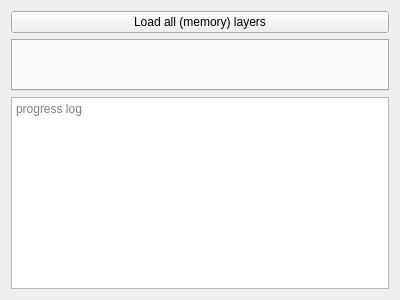
First picture: the form in qgisplugin/anncsu_manager/resources/ui/wizard_evaluate_geocode_page.ui, repository anncsu-open/anncsu-manager, before the edit.
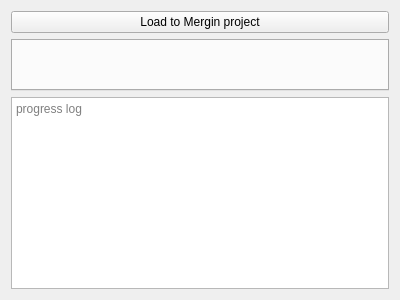
Second picture: the form after the edit.

Patch:
```diff
--- a/qgisplugin/anncsu_manager/resources/ui/wizard_evaluate_geocode_page.ui
+++ b/qgisplugin/anncsu_manager/resources/ui/wizard_evaluate_geocode_page.ui
@@ -26,7 +26,7 @@
    <item>
     <widget class="QPushButton" name="load_all_layers">
      <property name="text">
-      <string>Load all (memory) layers</string>
+      <string>Load to Mergin project</string>
      </property>
     </widget>
    </item>
```
